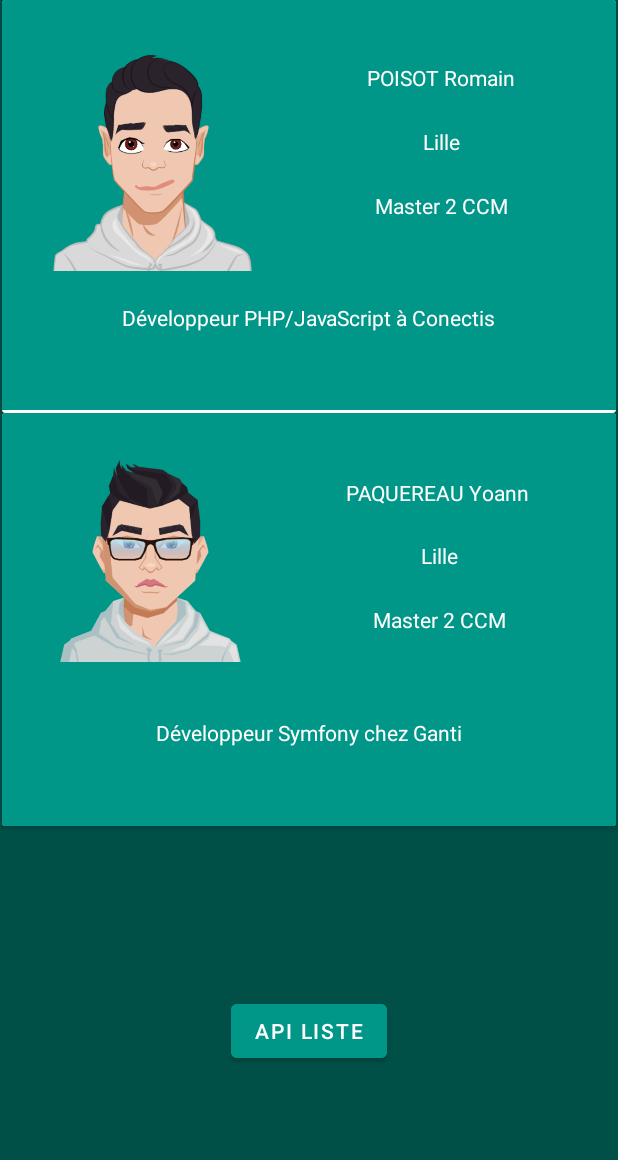
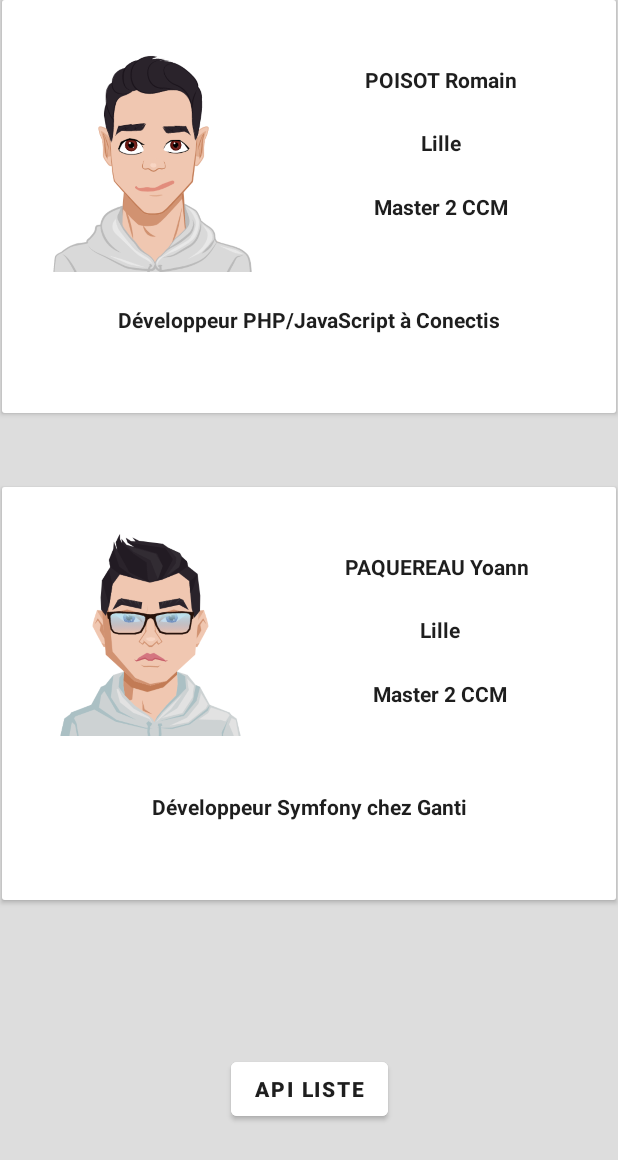
Before and after one commit to ypaquereau/Projet-CCM-2021, an Android app: the screen it shows after launch (MainActivity), on a phone screen of 412 x 824 dp. Shown: the top 1160 px of the screen. Run offline under Robolectric (Android 15) with nearby library versions, the phone set to English and light mode, and no system bars; our stand-ins replace Room's generated code.

Commit message:
modified the ugly color

```diff
--- a/app/src/main/res/layout/activity_main.xml
+++ b/app/src/main/res/layout/activity_main.xml
@@ -4,14 +4,14 @@
     xmlns:tools="http://schemas.android.com/tools"
     android:layout_width="match_parent"
     android:layout_height="match_parent"
-    android:background="#005048">
+    android:layout_marginBottom="0dp"
+    android:background="#DDDDDD">
 
     <androidx.cardview.widget.CardView
         android:id="@+id/cardView"
         android:layout_width="409dp"
         android:layout_height="275dp"
         android:elevation="10dp"
-        app:contentPaddingBottom="2dp"
         app:layout_constraintEnd_toEndOf="parent"
         app:layout_constraintStart_toStartOf="parent"
         app:layout_constraintTop_toTopOf="parent">
@@ -19,7 +19,9 @@
         <androidx.constraintlayout.widget.ConstraintLayout
             android:layout_width="match_parent"
             android:layout_height="match_parent"
-            android:background="#009688">
+            android:layout_margin="0dp"
+            android:background="#FFFFFF"
+            android:elevation="10dp">
 
             <ImageView
                 android:id="@+id/imageView"
@@ -39,7 +41,8 @@
                 android:layout_height="wrap_content"
                 android:layout_marginBottom="170dp"
                 android:text="POISOT Romain"
-                android:textColor="#FFFFFF"
+                android:textColor="#1E1E1E"
+                android:textStyle="bold"
                 app:layout_constraintBottom_toBottomOf="parent"
                 app:layout_constraintEnd_toEndOf="parent"
                 app:layout_constraintStart_toEndOf="@+id/imageView"
@@ -51,7 +54,8 @@
                 android:layout_height="wrap_content"
                 android:layout_marginBottom="85dp"
                 android:text="Lille"
-                android:textColor="#FFFFFF"
+                android:textColor="#1E1E1E"
+                android:textStyle="bold"
                 app:layout_constraintBottom_toBottomOf="parent"
                 app:layout_constraintEnd_toEndOf="parent"
                 app:layout_constraintStart_toEndOf="@+id/imageView"
@@ -62,7 +66,8 @@
                 android:layout_width="wrap_content"
                 android:layout_height="wrap_content"
                 android:text="Master 2 CCM"
-                android:textColor="#FFFFFF"
+                android:textColor="#1E1E1E"
+                android:textStyle="bold"
                 app:layout_constraintBottom_toBottomOf="parent"
                 app:layout_constraintEnd_toEndOf="parent"
                 app:layout_constraintStart_toEndOf="@+id/imageView"
@@ -74,7 +79,8 @@
                 android:layout_height="wrap_content"
                 android:layout_marginTop="150dp"
                 android:text="Développeur PHP/JavaScript à Conectis"
-                android:textColor="#FFFFFF"
+                android:textColor="#1E1E1E"
+                android:textStyle="bold"
                 app:layout_constraintBottom_toBottomOf="parent"
                 app:layout_constraintEnd_toEndOf="parent"
                 app:layout_constraintStart_toStartOf="parent"
@@ -87,16 +93,19 @@
         android:id="@+id/cardView2"
         android:layout_width="409dp"
         android:layout_height="275dp"
+        android:layout_marginTop="100dp"
+        app:layout_constraintBottom_toBottomOf="parent"
         app:layout_constraintEnd_toEndOf="parent"
         app:layout_constraintStart_toStartOf="parent"
-        app:layout_constraintTop_toBottomOf="@+id/cardView">
+        app:layout_constraintTop_toTopOf="parent">
 
         <androidx.constraintlayout.widget.ConstraintLayout
             android:layout_width="match_parent"
             android:layout_height="match_parent"
-            android:background="#009688"
+            android:layout_margin="0dp"
+            android:background="#FFFFFF"
             android:clipToPadding="true"
-            android:elevation="11dp">
+            android:elevation="10dp">
 
             <ImageView
                 android:id="@+id/imageView2"
@@ -116,7 +125,8 @@
                 android:layout_height="wrap_content"
                 android:layout_marginBottom="170dp"
                 android:text="PAQUEREAU Yoann"
-                android:textColor="#FFFFFF"
+                android:textColor="#1E1E1E"
+                android:textStyle="bold"
                 app:layout_constraintBottom_toBottomOf="parent"
                 app:layout_constraintEnd_toEndOf="parent"
                 app:layout_constraintHorizontal_bias="0.491"
@@ -129,7 +139,8 @@
                 android:layout_height="wrap_content"
                 android:layout_marginBottom="85dp"
                 android:text="Lille"
-                android:textColor="#FFFFFF"
+                android:textColor="#1E1E1E"
+                android:textStyle="bold"
                 app:layout_constraintBottom_toBottomOf="parent"
                 app:layout_constraintEnd_toEndOf="parent"
                 app:layout_constraintStart_toEndOf="@+id/imageView2"
@@ -140,7 +151,8 @@
                 android:layout_width="wrap_content"
                 android:layout_height="wrap_content"
                 android:text="Master 2 CCM"
-                android:textColor="#FFFFFF"
+                android:textColor="#1E1E1E"
+                android:textStyle="bold"
                 app:layout_constraintBottom_toBottomOf="parent"
                 app:layout_constraintEnd_toEndOf="parent"
                 app:layout_constraintStart_toEndOf="@+id/imageView2"
@@ -152,7 +164,8 @@
                 android:layout_height="wrap_content"
                 android:layout_marginTop="150dp"
                 android:text="Développeur Symfony chez Ganti"
-                android:textColor="#FFFFFF"
+                android:textColor="#1E1E1E"
+                android:textStyle="bold"
                 app:layout_constraintBottom_toBottomOf="parent"
                 app:layout_constraintEnd_toEndOf="parent"
                 app:layout_constraintStart_toStartOf="parent"
@@ -164,11 +177,14 @@
         android:id="@+id/buttonToApi"
         android:layout_width="wrap_content"
         android:layout_height="wrap_content"
-        android:backgroundTint="#009688"
+        android:layout_marginBottom="50dp"
+        android:backgroundTint="#FFFFFF"
         android:text="API Liste"
+        android:textColor="#1E1E1E"
+        android:textStyle="bold"
         app:layout_constraintBottom_toBottomOf="parent"
         app:layout_constraintEnd_toEndOf="parent"
         app:layout_constraintStart_toStartOf="parent"
         app:layout_constraintTop_toBottomOf="@+id/cardView2"
-        />
+        app:layout_constraintVertical_bias="0.81" />
 </androidx.constraintlayout.widget.ConstraintLayout>
```
